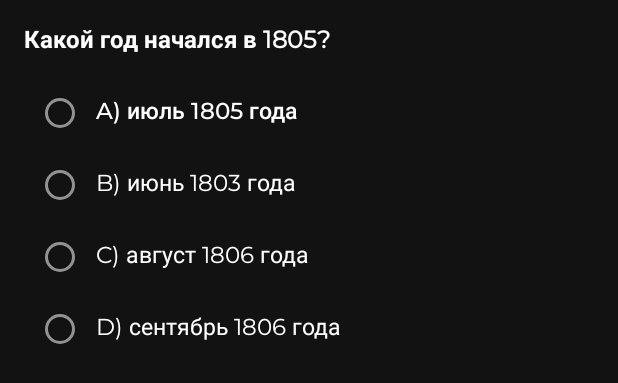
After one commit to igorplyukhin/E-readerWithAI, an Android app: the layout item_question.xml on its own in the app's theme, with its tools: preview values and no code run, on a phone screen of 412 x 824 dp. The commit adds this screen. Shown: the top 383 px of the screen. Run offline under Robolectric (Android 15) with nearby library versions, the phone set to English and light mode, and no system bars.

Commit message:
Добавлено реализация тестов по прочитаному метериалу, а так  интуинтивный понятный интерфейс для взаимодействия с ними

```diff
--- a/frontend/LibApp/app/src/main/java/com/example/libapp/api/ApiService.kt
+++ b/frontend/LibApp/app/src/main/java/com/example/libapp/api/ApiService.kt
@@ -4,6 +4,7 @@ import com.example.libapp.models.AuthResponse
 import com.example.libapp.models.BookDetailResponse
 import com.example.libapp.models.BookResponse
 import com.example.libapp.models.CompressionResponse
+import com.example.libapp.models.TestResponse
 import com.example.libapp.models.UserBooksResponse
 import okhttp3.MultipartBody
 import retrofit2.Call
@@ -68,4 +69,9 @@ interface ApiService {
         @Query("totalPages") totalPages: Int
     ): Call<Map<String, Int>>
 
+    //Mетод для получения теста по вопросам
+    @POST("/api/gigachat/generate-test")
+    fun generateTest(
+        @Query("book_id") bookId: String
+    ): Call<TestResponse>
 }
--- /dev/null
+++ b/frontend/LibApp/app/src/main/res/layout/item_question.xml
@@ -0,0 +1,85 @@
+<androidx.constraintlayout.widget.ConstraintLayout xmlns:android="http://schemas.android.com/apk/res/android"
+        xmlns:app="http://schemas.android.com/apk/res-auto"
+        xmlns:tools="http://schemas.android.com/tools"
+        android:layout_width="match_parent"
+        android:layout_height="match_parent"
+        android:padding="16dp">
+
+    <!-- Вопрос -->
+    <TextView
+            android:id="@+id/tvQuestion"
+            android:layout_width="match_parent"
+            android:layout_height="wrap_content"
+            android:text="Какой год начался в 1805?"
+            android:textColor="#FFFFFF"
+            android:textSize="16sp"
+            android:textStyle="bold"
+            app:layout_constraintStart_toStartOf="parent"
+            app:layout_constraintEnd_toEndOf="parent"
+            app:layout_constraintTop_toTopOf="parent"
+            android:fontFamily="@font/montserrat" />
+
+    <!-- ScrollView для прокручиваемого содержимого -->
+    <android.widget.ScrollView
+            android:layout_width="match_parent"
+            android:layout_height="0dp"
+            android:layout_marginTop="12dp"
+            app:layout_constraintTop_toBottomOf="@id/tvQuestion"
+            app:layout_constraintBottom_toBottomOf="parent"
+            android:fillViewport="true">
+
+    <!-- Варианты ответа -->
+    <LinearLayout
+            android:id="@+id/answerOptionsLayout"
+            android:layout_width="match_parent"
+            android:layout_height="wrap_content"
+            android:orientation="vertical"
+            android:paddingStart="8dp"
+            android:paddingEnd="8dp">
+
+        <!-- Первый вариант ответа с радиокнопкой -->
+        <RadioButton
+                android:id="@+id/answerOption1"
+                android:layout_width="match_parent"
+                android:layout_height="wrap_content"
+                android:text="A) июль 1805 года"
+                android:textColor="#FFFFFF"
+                android:textSize="15sp"
+                android:padding="8dp" />
+
+        <!-- Второй вариант ответа с радиокнопкой -->
+        <RadioButton
+                android:id="@+id/answerOption2"
+                android:layout_width="match_parent"
+                android:layout_height="wrap_content"
+                android:text="B) июнь 1803 года"
+                android:textColor="#FFFFFF"
+                android:textSize="15sp"
+                android:padding="8dp"
+                android:fontFamily="@font/montserrat" />
+
+        <!-- Третий вариант ответа с радиокнопкой -->
+        <RadioButton
+                android:id="@+id/answerOption3"
+                android:layout_width="match_parent"
+                android:layout_height="wrap_content"
+                android:text="C) август 1806 года"
+                android:textColor="#FFFFFF"
+                android:textSize="15sp"
+                android:padding="8dp"
+                android:fontFamily="@font/montserrat" />
+
+        <!-- Четвертый вариант ответа с радиокнопкой -->
+        <RadioButton
+                android:id="@+id/answerOption4"
+                android:layout_width="match_parent"
+                android:layout_height="wrap_content"
+                android:text="D) сентябрь 1806 года"
+                android:textColor="#FFFFFF"
+                android:textSize="15sp"
+                android:padding="8dp"
+                android:fontFamily="@font/montserrat" />
+    </LinearLayout>
+</android.widget.ScrollView>
+
+        </androidx.constraintlayout.widget.ConstraintLayout>
```
Also changed, not shown: frontend/LibApp/app/src/main/java/com/example/libapp/BookDetailActivity.kt (+20 -7 lines), frontend/LibApp/app/src/main/java/com/example/libapp/BottomSheetTest.kt (added, +134 -0 lines), frontend/LibApp/app/src/main/java/com/example/libapp/adapters/QuestionPagerAdapter.kt (added, +96 -0 lines), frontend/LibApp/app/src/main/java/com/example/libapp/api/ApiClient.kt (+10 -0 lines), frontend/LibApp/app/src/main/java/com/example/libapp/models/TestModels.kt (added, +112 -0 lines), frontend/LibApp/app/src/main/res/layout/activity_book_detail.xml (+15 -1 lines), frontend/LibApp/app/src/main/res/layout/dialog_test_swipe.xml (added, +92 -0 lines).
